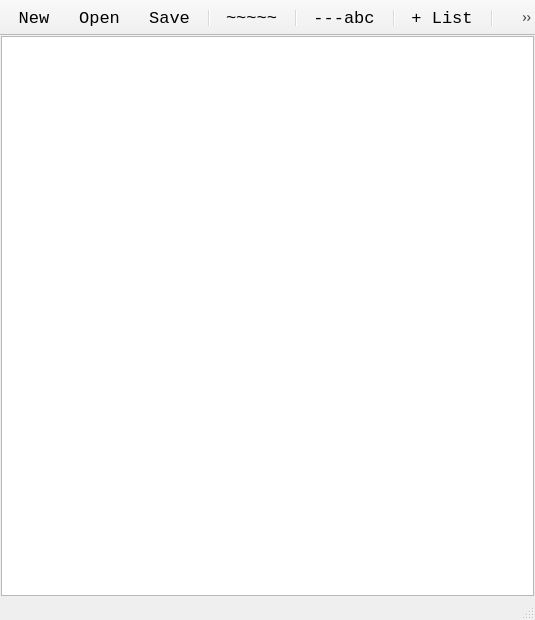
This is editorwindow.ui in Maxym-Dmytriiev/noteitpad as Qt 5 draws it before an edit. The edited form follows.
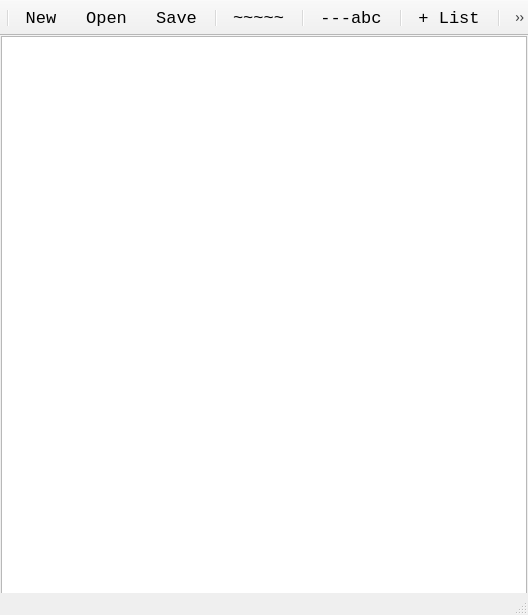
This is the edited form. Icons and pictures are not drawn.

```diff
--- a/editorwindow.ui
+++ b/editorwindow.ui
@@ -6,8 +6,8 @@
    <rect>
     <x>0</x>
     <y>0</y>
-    <width>535</width>
-    <height>620</height>
+    <width>528</width>
+    <height>615</height>
    </rect>
   </property>
   <property name="contextMenuPolicy">
@@ -26,7 +26,7 @@
      <rect>
       <x>0</x>
       <y>0</y>
-      <width>535</width>
+      <width>528</width>
       <height>561</height>
      </rect>
     </property>
@@ -145,6 +145,7 @@
    <attribute name="toolBarBreak">
     <bool>false</bool>
    </attribute>
+   <addaction name="separator"/>
    <addaction name="actionNew"/>
    <addaction name="actionOpen"/>
    <addaction name="actionSave"/>
```
Left out of the diff: 2 changed lines with no effect on the pictures.
